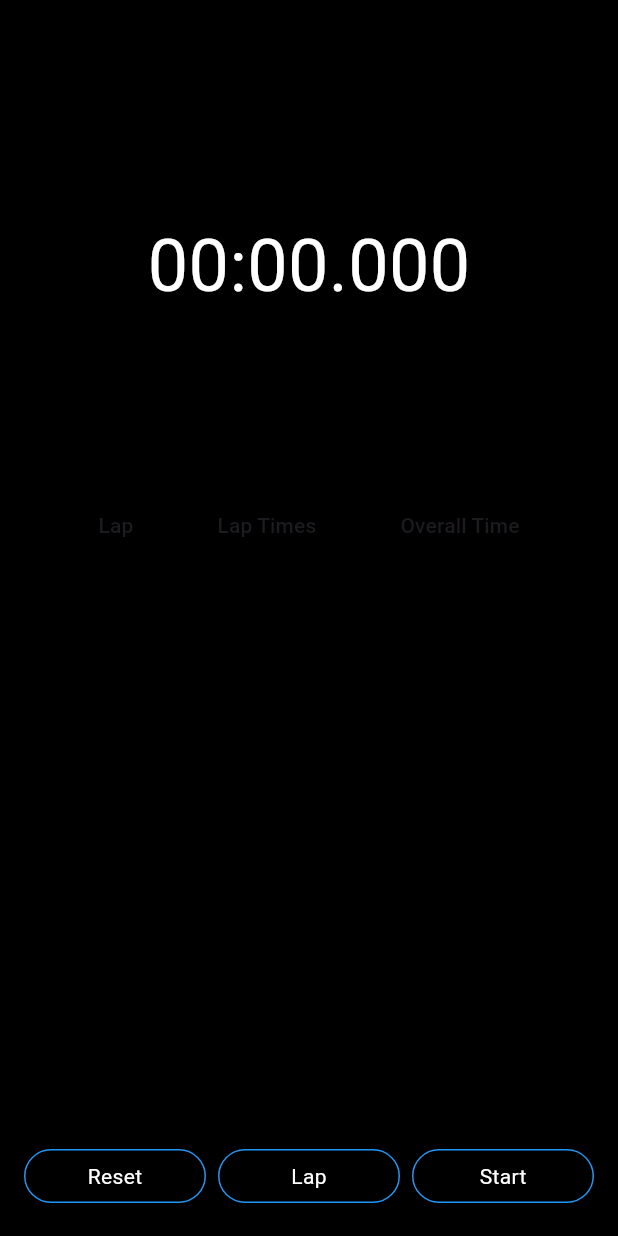
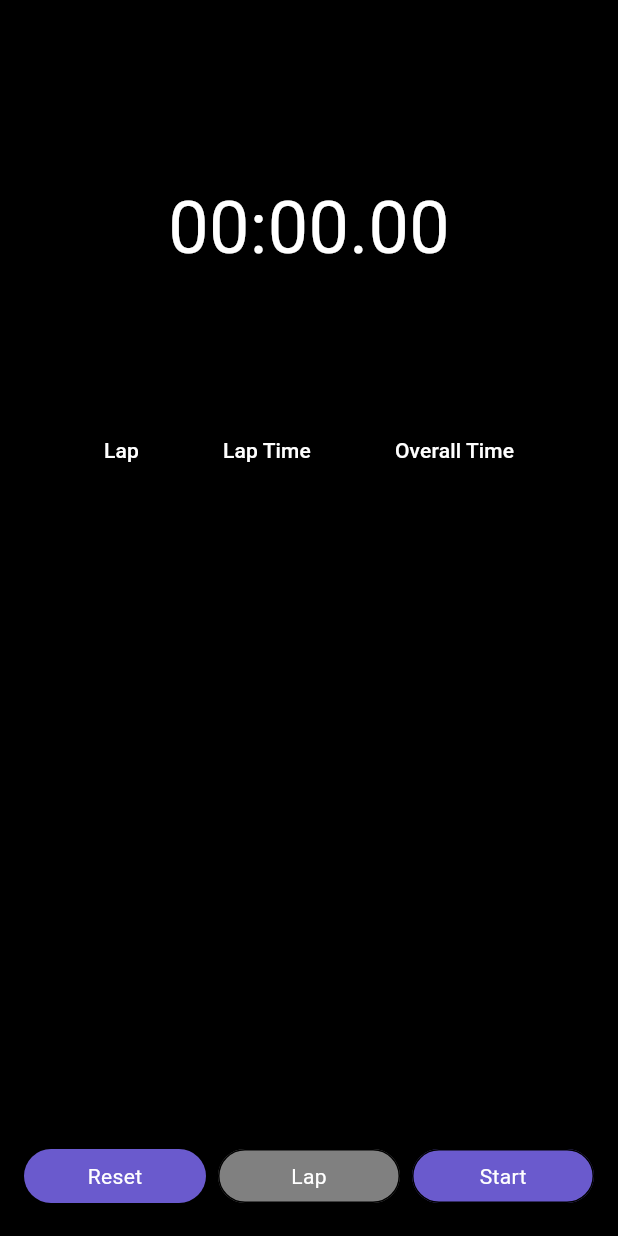
Before and after one commit to jmonterolad/stopwatch_challenge, a Flutter app: the screen it shows after launch, item 3 of the bottom bar chosen, after a tap on "Reset", on a phone screen of 412 x 824 dp. Run offline on Flutter 3.47's test engine with Material 3 defaults, Android fonts, the phone set to English and light mode, and no system bars.

Commit message:
project done

```diff
--- a/lib/main.dart
+++ b/lib/main.dart
@@ -33,10 +33,13 @@ class StopwatchApp extends StatefulWidget {
 
 class _StopwatchAppState extends State<StopwatchApp> {
   int elapsedMilliseconds = 0, seconds = 0, minutes = 0;
-  String digitSeconds = "00", digitMinutes = "00";
+  String digitSeconds = "00", digitMinutes = "00", digitMilliseconds = "00";
   Timer? timer;
   bool started = false;
   List<DataRow> lapRows = [];
+  Color startButtonColor = const Color(0xFF6A5ACD);
+  Color pauseButtonColor = Colors.red;
+  Color lapButtonColor = const Color(0xFF808080);
 
   Stopwatch stopwatch = Stopwatch();
   int lapNumber = 0;
@@ -59,6 +62,7 @@ class _StopwatchAppState extends State<StopwatchApp> {
       minutes = 0;
       digitSeconds = "00";
       digitMinutes = "00";
+      digitMilliseconds = "00";
       started = false;
       lapRows.clear();
       lapNumber = 0;
@@ -66,8 +70,10 @@ class _StopwatchAppState extends State<StopwatchApp> {
   }
 
   void addLaps() {
+    if (started) {
       lapNumber++;
-    String lapTime = "$digitMinutes:$digitSeconds.${(elapsedMilliseconds % 1000).toString().padLeft(3, '0')}";
+      String lapTime =
+          "$digitMinutes:$digitSeconds.${(elapsedMilliseconds % 1000 ~/ 10).toString().padLeft(2, '0')}";
       String overallTime = "$digitMinutes:$digitSeconds";
 
       // Create a DataRow for the lap and add it to lapRows
@@ -75,9 +81,10 @@ class _StopwatchAppState extends State<StopwatchApp> {
         0,
         DataRow(
           cells: [
-          DataCell(Text("Lap $lapNumber")),
-          DataCell(Text(lapTime)),
-          DataCell(Text(overallTime)),
+            DataCell(
+                Text("Lap $lapNumber", style: const TextStyle(color: Colors.white))),
+            DataCell(Text(lapTime, style: const TextStyle(color: Colors.white))),
+            DataCell(Text(overallTime, style: const TextStyle(color: Colors.white))),
           ],
         ),
       );
@@ -85,9 +92,11 @@ class _StopwatchAppState extends State<StopwatchApp> {
       // Limit the number of visible laps
       if (lapRows.length > maxVisibleLaps) {
         lapRows.sort();
+        lapRows.removeLast();
       }
 
       setState(() {});
+    }
   }
 
   void start() {
@@ -104,6 +113,8 @@ class _StopwatchAppState extends State<StopwatchApp> {
         minutes = localMinutes;
         digitSeconds = (seconds >= 10) ? "$seconds" : "0$seconds";
         digitMinutes = (minutes >= 10) ? "$minutes" : "0$minutes";
+        digitMilliseconds =
+            (localMilliseconds % 1000 ~/ 10).toString().padLeft(2, '0');
       });
     });
   }
@@ -124,25 +135,28 @@ class _StopwatchAppState extends State<StopwatchApp> {
               ),
               Center(
                 child: Text(
-                  "$digitMinutes:$digitSeconds.${(elapsedMilliseconds % 1000).toString().padLeft(3, '0')}",
+                  "$digitMinutes:$digitSeconds.$digitMilliseconds",
                   style: const TextStyle(
                     fontSize: 48.0,
                     color: Colors.white,
                   ),
                 ),
               ),
-              // const SizedBox(
-              //   height: 16.0,
-              // ),
-              Container(
-                height: 200.0, // Set the maximum height for the DataTable container
+              SizedBox(
+                height: 300.0,
                 child: SingleChildScrollView(
                   scrollDirection: Axis.vertical,
                   child: DataTable(
                     columns: const [
-                      DataColumn(label: Text('Lap')),
-                      DataColumn(label: Text('Lap Times')),
-                      DataColumn(label: Text('Overall Time')),
+                      DataColumn(
+                          label: Text('Lap',
+                              style: TextStyle(color: Colors.white))),
+                      DataColumn(
+                          label: Text('Lap Time',
+                              style: TextStyle(color: Colors.white))),
+                      DataColumn(
+                          label: Text('Overall Time',
+                              style: TextStyle(color: Colors.white))),
                     ],
                     rows: lapRows,
                   ),
@@ -157,9 +171,8 @@ class _StopwatchAppState extends State<StopwatchApp> {
                   Expanded(
                     child: RawMaterialButton(
                       onPressed: () => reset(),
-                      shape: const StadiumBorder(
-                        side: BorderSide(color: Colors.blue),
-                      ),
+                      shape: const StadiumBorder(),
+                      fillColor: startButtonColor,
                       child: const Text(
                         'Reset',
                         style: TextStyle(color: Colors.white),
@@ -173,8 +186,9 @@ class _StopwatchAppState extends State<StopwatchApp> {
                     child: RawMaterialButton(
                       onPressed: () => addLaps(),
                       shape: const StadiumBorder(
-                        side: BorderSide(color: Colors.blue),
+                        side: BorderSide(),
                       ),
+                      fillColor: lapButtonColor,
                       child: const Text(
                         'Lap',
                         style: TextStyle(color: Colors.white),
@@ -188,16 +202,18 @@ class _StopwatchAppState extends State<StopwatchApp> {
                     child: RawMaterialButton(
                       onPressed: () => (!started) ? start() : stop(),
                       shape: const StadiumBorder(
-                        side: BorderSide(color: Colors.blue),
+                        side: BorderSide(),
                       ),
+                      fillColor:
+                          (started) ? pauseButtonColor : startButtonColor,
                       child: Text(
-                        (!started) ? "Start" : "Pause",
+                        (started) ? "Pause" : "Start",
                         style: const TextStyle(color: Colors.white),
                       ),
                     ),
                   ),
                 ],
-              )
+              ),
             ],
           ),
         ),
```
Lines whose indentation alone changed are shown as unchanged.
